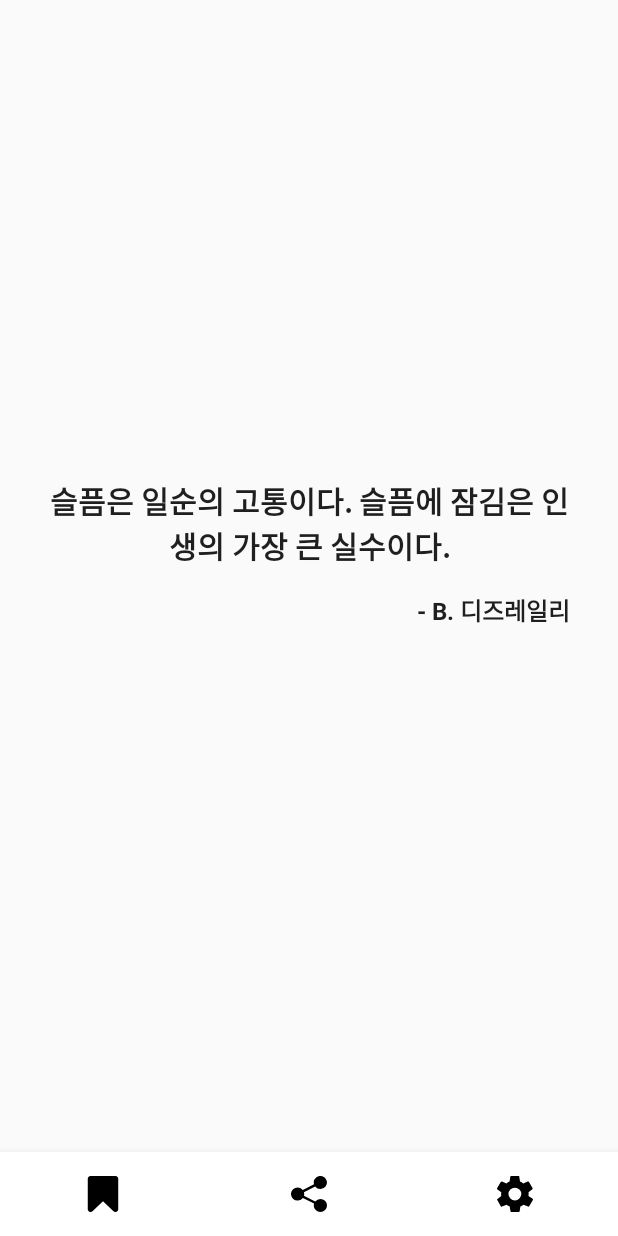
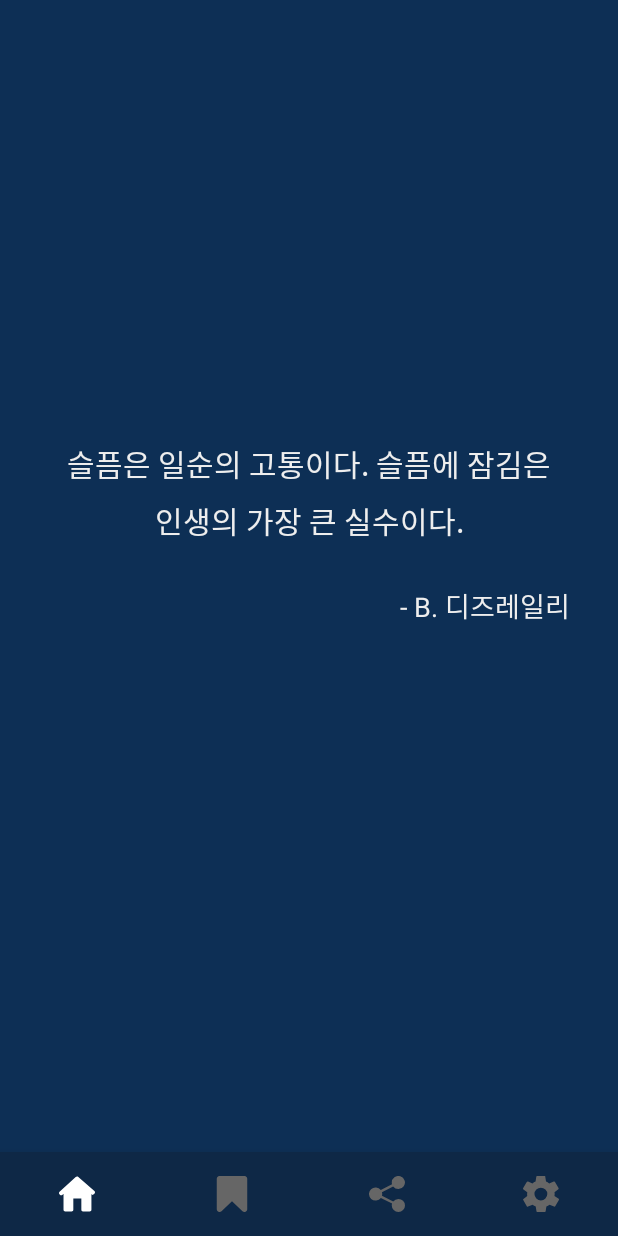
Before and after one commit to ahndwon/mind-oasis-android, an Android app: the screen it shows after launch (MainActivity), on a phone screen of 412 x 824 dp. Run offline under Robolectric (Android 15) with nearby library versions, the phone set to English and light mode, and no system bars.

Commit message:
design change

```diff
--- a/app/src/main/AndroidManifest.xml
+++ b/app/src/main/AndroidManifest.xml
@@ -9,7 +9,7 @@
             android:roundIcon="@mipmap/ic_launcher_round"
             android:supportsRtl="true"
             android:theme="@style/AppTheme">
-        <activity android:name=".acitivity.MainActivity">
+        <activity android:name=".activity.MainActivity">
             <intent-filter>
                 <action android:name="android.intent.action.MAIN"/>
 
--- a/app/src/main/java/xyz/thingapps/mind_oasis/acitivity/MainActivity.kt
+++ b/app/src/main/java/xyz/thingapps/mind_oasis/activity/MainActivity.kt
@@ -1,4 +1,4 @@
-package xyz.thingapps.mind_oasis.acitivity
+package xyz.thingapps.mind_oasis.activity
 
 import android.net.Uri
 import android.os.Bundle
@@ -16,6 +16,7 @@ import xyz.thingapps.mind_oasis.util.setStatusBarColor
 import xyz.thingapps.mind_oasis.util.setStatusBarIconDark
 
 class MainActivity : AppCompatActivity(), SettingsFragment.OnFragmentInteractionListener, AnkoLogger {
+
     override fun onFragmentInteraction(uri: Uri) {
         debug("onFragmentInteraction")
     }
@@ -30,6 +31,7 @@ class MainActivity : AppCompatActivity(), SettingsFragment.OnFragmentInteraction
                 .commit()
 
         val list = listOf(
+                R.id.navigation_home,
                 R.id.navigation_bookmark, R.id.navigation_share,
                 R.id.navigation_settings
         )
@@ -38,18 +40,26 @@ class MainActivity : AppCompatActivity(), SettingsFragment.OnFragmentInteraction
             when (list.indexOf(menuItem.itemId)) {
                 0 -> {
                     supportFragmentManager.beginTransaction()
+                            .replace(R.id.mainContainer,
+                                    HomeFragment(), HomeFragment::class.java.name)
+                            .commit()
+                    true
+                }
+
+                1 -> {
+                    supportFragmentManager.beginTransaction()
                             .replace(R.id.mainContainer, BookmarkFragment())
                             .addToBackStack(BookmarkFragment::class.java.name)
                             .commit()
                     true
                 }
 
-                1 -> {
+                2 -> {
                     toast("Share")
                     true
                 }
 
-                2 -> {
+                3 -> {
                     supportFragmentManager.beginTransaction()
                             .replace(R.id.mainContainer, SettingsFragment())
                             .addToBackStack(SettingsFragment::class.java.name)
@@ -63,8 +73,8 @@ class MainActivity : AppCompatActivity(), SettingsFragment.OnFragmentInteraction
             }
         }
 
-        setStatusBarColor(android.R.color.white)
-        setStatusBarIconDark(true)
+        setStatusBarColor(R.color.darkNavy)
+        setStatusBarIconDark(false)
     }
 
     override fun onAttachFragment(fragment: Fragment) {
@@ -77,4 +87,5 @@ class MainActivity : AppCompatActivity(), SettingsFragment.OnFragmentInteraction
             fragment.listener = this
         }
     }
+
 }
--- a/app/src/main/java/xyz/thingapps/mind_oasis/adapter/MaximTestAdapter.kt
+++ b/app/src/main/java/xyz/thingapps/mind_oasis/adapter/MaximTestAdapter.kt
@@ -1,15 +1,20 @@
 package xyz.thingapps.mind_oasis.adapter
 
+import android.annotation.SuppressLint
 import android.view.LayoutInflater
 import android.view.View
 import android.view.ViewGroup
+import android.widget.Toast
 import androidx.recyclerview.widget.RecyclerView
 import kotlinx.android.synthetic.main.item_maxim.view.*
 import xyz.thingapps.mind_oasis.R
+import xyz.thingapps.mind_oasis.fragment.HomeFragment
 import xyz.thingapps.mind_oasis.model.Maxim
 import xyz.thingapps.mind_oasis.util.Dummies
+import xyz.thingapps.mind_oasis.util.showCenter
 
 class MaximTestAdapter : RecyclerView.Adapter<MaximTestAdapter.ViewHolder>() {
+    private var backPressedTime = 0L
 
     override fun getItemCount(): Int {
         return Dummies.dummyMaximList.size
@@ -20,8 +25,20 @@ class MaximTestAdapter : RecyclerView.Adapter<MaximTestAdapter.ViewHolder>() {
                 .inflate(R.layout.item_maxim, parent, false))
     }
 
+    @SuppressLint("ShowToast")
     override fun onBindViewHolder(holder: ViewHolder, position: Int) {
         holder.bind(Dummies.dummyMaximList[position])
+        holder.itemView.setOnClickListener {
+            val tempTime = System.currentTimeMillis()
+            val intervalTime = tempTime - backPressedTime
+
+            if (intervalTime in 0..HomeFragment.CLICK_INTERVAL_TIME) {
+                Toast.makeText(it.context, "북마크 되었습니다", Toast.LENGTH_SHORT).showCenter()
+            } else {
+                backPressedTime = tempTime
+            }
+
+        }
     }
 
     class ViewHolder(itemView: View) : RecyclerView.ViewHolder(itemView) {
--- a/app/src/main/java/xyz/thingapps/mind_oasis/fragment/HomeFragment.kt
+++ b/app/src/main/java/xyz/thingapps/mind_oasis/fragment/HomeFragment.kt
@@ -1,18 +1,25 @@
 package xyz.thingapps.mind_oasis.fragment
 
+import android.annotation.SuppressLint
 import android.os.Bundle
 import android.view.LayoutInflater
 import android.view.View
 import android.view.ViewGroup
 import androidx.fragment.app.Fragment
 import androidx.recyclerview.widget.LinearLayoutManager
-import androidx.recyclerview.widget.LinearSnapHelper
+import androidx.recyclerview.widget.PagerSnapHelper
 import kotlinx.android.synthetic.main.home_fragment.view.*
 import xyz.thingapps.mind_oasis.R
 import xyz.thingapps.mind_oasis.adapter.MaximTestAdapter
 
 class HomeFragment : Fragment() {
+    private var backPressedTime = 0L
 
+    companion object {
+        const val CLICK_INTERVAL_TIME = 2000L
+    }
+
+    @SuppressLint("ShowToast")
     override fun onCreateView(inflater: LayoutInflater, container: ViewGroup?, savedInstanceState: Bundle?): View? {
         val view = inflater.inflate(R.layout.home_fragment, container, false)
 
@@ -21,8 +28,13 @@ class HomeFragment : Fragment() {
             this.orientation = LinearLayoutManager.HORIZONTAL
         }
 
-        LinearSnapHelper().attachToRecyclerView(view.maximRecyclerView)
+//        LinearSnapHelper().attachToRecyclerView(view.maximRecyclerView)
+
+        PagerSnapHelper().attachToRecyclerView(view.maximRecyclerView)
+
 
         return view
     }
+
+
 }
--- a/app/src/main/res/color/selector_bottom_navigation_color.xml
+++ b/app/src/main/res/color/selector_bottom_navigation_color.xml
@@ -1,5 +1,5 @@
 <?xml version="1.0" encoding="utf-8"?>
 <selector xmlns:android="http://schemas.android.com/apk/res/android">
-    <item android:color="@drawable/navigationSelected" />
-    <!--<item android:color="@drawable/navigationUnselected" />-->
+    <item android:color="@drawable/navigationSelectedWhite" android:state_checked="true" />
+    <item android:color="@drawable/navigationUnselected" />
 </selector>
--- /dev/null
+++ b/app/src/main/res/drawable/ic_home.xml
@@ -0,0 +1,9 @@
+<vector android:height="24dp"
+    android:viewportHeight="306.773"
+    android:viewportWidth="306.773"
+    android:width="24dp"
+    xmlns:android="http://schemas.android.com/apk/res/android">
+    <path
+        android:fillColor="#010002"
+        android:pathData="M302.93,149.794c5.561,-6.116 5.024,-15.49 -1.199,-20.932L164.63,8.898c-6.223,-5.442 -16.2,-5.328 -22.292,0.257L4.771,135.258c-6.092,5.585 -6.391,14.947 -0.662,20.902l3.449,3.592c5.722,5.955 14.971,6.665 20.645,1.581l10.281,-9.207v134.792c0,8.27 6.701,14.965 14.965,14.965h53.624c8.264,0 14.965,-6.695 14.965,-14.965v-94.3h68.398v94.3c-0.119,8.264 5.794,14.959 14.058,14.959h56.828c8.264,0 14.965,-6.695 14.965,-14.965V154.024c0,0 2.84,2.488 6.343,5.567c3.497,3.073 10.842,0.609 16.403,-5.513L302.93,149.794z" />
+</vector>
--- a/app/src/main/res/layout/activity_main.xml
+++ b/app/src/main/res/layout/activity_main.xml
@@ -4,7 +4,8 @@
     xmlns:tools="http://schemas.android.com/tools"
     android:layout_width="match_parent"
     android:layout_height="match_parent"
-    tools:context=".acitivity.MainActivity">
+    android:background="@color/darkNavy"
+    tools:context=".activity.MainActivity">
 
     <FrameLayout
         android:id="@+id/mainContainer"
@@ -19,7 +20,7 @@
         android:id="@+id/bottomNavigationView"
         android:layout_width="match_parent"
         android:layout_height="56dp"
-        android:background="@android:color/white"
+        android:background="@color/veryDarkNavy"
         android:clickable="true"
         android:focusable="true"
         android:textSize="16sp"
--- a/app/src/main/res/layout/home_fragment.xml
+++ b/app/src/main/res/layout/home_fragment.xml
@@ -3,6 +3,7 @@
     android:layout_width="match_parent"
     android:layout_height="match_parent"
     xmlns:tool="http://schemas.android.com/tools"
+    android:background="@null"
     android:orientation="vertical">
 
     <androidx.recyclerview.widget.RecyclerView
--- a/app/src/main/res/layout/item_maxim.xml
+++ b/app/src/main/res/layout/item_maxim.xml
@@ -2,6 +2,7 @@
 <androidx.constraintlayout.widget.ConstraintLayout xmlns:android="http://schemas.android.com/apk/res/android"
     xmlns:app="http://schemas.android.com/apk/res-auto"
     android:layout_width="match_parent"
+    android:background="@null"
     android:layout_height="match_parent">
 
     <TextView
@@ -10,28 +11,28 @@
         android:layout_height="wrap_content"
         android:text="@string/test_maxim"
         android:textSize="20sp"
-        android:textStyle="bold"
-        android:paddingStart="32dp"
-        android:paddingEnd="32dp"
+        android:paddingStart="40dp"
+        android:paddingEnd="40dp"
+        android:lineSpacingExtra="8dp"
         android:textAlignment="center"
-        android:textColor="@color/lightBlack"
+        android:textColor="@color/lightWhite"
         app:layout_constraintBottom_toBottomOf="parent"
         app:layout_constraintLeft_toLeftOf="parent"
         app:layout_constraintRight_toRightOf="parent"
         app:layout_constraintTop_toTopOf="parent"
-        app:layout_constraintVertical_bias="0.45" />
+        app:layout_constraintVertical_bias="0.42" />
 
     <TextView
         android:id="@+id/authorTextView"
         android:layout_width="wrap_content"
         android:layout_height="wrap_content"
-        android:layout_marginTop="16dp"
+        android:layout_marginTop="28dp"
         android:layout_marginEnd="32dp"
         android:text="@string/test_author"
-        android:textSize="16sp"
-        android:textStyle="bold"
-        android:textColor="@color/lightBlack"
+        android:textSize="18sp"
+        android:textColor="@color/lightWhite"
         app:layout_constraintEnd_toEndOf="parent"
         app:layout_constraintTop_toBottomOf="@id/maximTextView" />
 
+
 </androidx.constraintlayout.widget.ConstraintLayout>
--- a/app/src/main/res/menu/bottom_navigation.xml
+++ b/app/src/main/res/menu/bottom_navigation.xml
@@ -1,5 +1,10 @@
 <?xml version="1.0" encoding="utf-8"?>
 <menu xmlns:android="http://schemas.android.com/apk/res/android">
+
+    <item
+        android:id="@+id/navigation_home"
+        android:icon="@drawable/ic_home"
+        android:title="@string/title_home" />
 
     <item
         android:id="@+id/navigation_bookmark"
--- a/app/src/main/res/values/colors.xml
+++ b/app/src/main/res/values/colors.xml
@@ -2,10 +2,15 @@
 <resources>
     <color name="colorPrimary">#008577</color>
     <color name="colorPrimaryDark">#00574B</color>
-    <color name="colorAccent">#D81B60</color>
+    <color name="colorAccent">#000000</color>
 
     <color name="lightBlack">#1f1f1f</color>
+    <color name="darkNavy">#0D2F55</color>
+    <color name="veryDarkNavy">#0E2846</color>
+    <color name="white">#FFFFFF</color>
+    <color name="lightWhite">#eeeeee</color>
 
     <drawable name="navigationSelected">#000000</drawable>
-    <drawable name="navigationUnselected">#bbbbbb</drawable>
+    <drawable name="navigationSelectedWhite">#FFFFFF</drawable>
+    <drawable name="navigationUnselected">#666666</drawable>
 </resources>
--- a/app/src/main/res/values/strings.xml
+++ b/app/src/main/res/values/strings.xml
@@ -10,4 +10,5 @@
     <string name="test_author">- 아사다 마오</string>
 
     <string name="author_format">- %s</string>
+    <string name="title_home">home</string>
 </resources>
```
Also changed, not shown: app/src/main/java/xyz/thingapps/mind_oasis/util/Extensions.kt (+7 -0 lines), app/src/main/res/drawable/ic_bookmark_white.xml (added, +9 -0 lines), app/src/main/res/drawable/ic_settings_white.xml (added, +9 -0 lines), app/src/main/res/drawable/ic_share_white.xml (added, +9 -0 lines).
